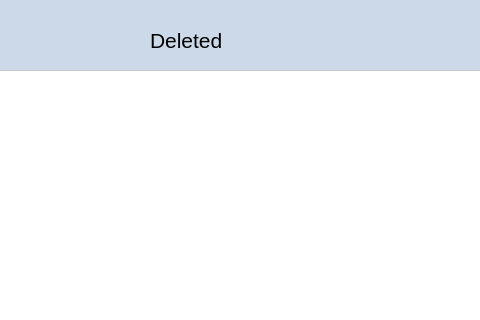
Old version of the form verklegt_vika_3/verklegt_GUI/UI/recycledbin.ui in the repository vilhjalmur12/verklegt_1; both pictures show x 160 to 640 and y 0 to 320 of the 819 by 551 pixel window.
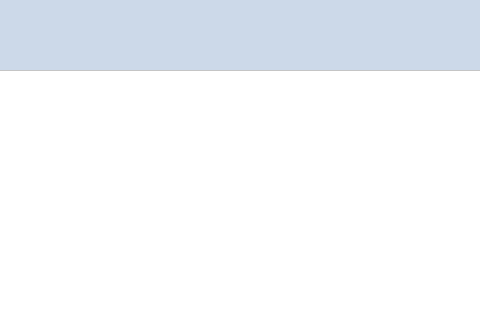
New version of the form. Icons and pictures are not drawn.

```diff
--- a/verklegt_vika_3/verklegt_GUI/UI/recycledbin.ui
+++ b/verklegt_vika_3/verklegt_GUI/UI/recycledbin.ui
@@ -51,26 +51,6 @@
 background-color: qlineargradient(spread:reflect, x1:0, y1:0, x2:1, y2:1, stop:0.318408 rgba(69, 69, 69, 255), stop:1 rgba(162, 162, 162, 255));
 }</string>
   </property>
-  <widget class="QLabel" name="label">
-   <property name="geometry">
-    <rect>
-     <x>310</x>
-     <y>20</y>
-     <width>171</width>
-     <height>41</height>
-    </rect>
-   </property>
-   <property name="font">
-    <font>
-     <pointsize>20</pointsize>
-     <weight>50</weight>
-     <bold>false</bold>
-    </font>
-   </property>
-   <property name="text">
-    <string>&lt;html&gt;&lt;head/&gt;&lt;body&gt;&lt;p&gt;&lt;span style=&quot; font-size:16pt;&quot;&gt;Deleted&lt;/span&gt;&lt;/p&gt;&lt;/body&gt;&lt;/html&gt;</string>
-   </property>
-  </widget>
   <widget class="QWidget" name="layoutWidget">
    <property name="geometry">
     <rect>
@@ -221,8 +201,29 @@
     </item>
    </layout>
   </widget>
-  <zorder>layoutWidget</zorder>
-  <zorder>label</zorder>
+  <widget class="QLabel" name="label_head">
+   <property name="geometry">
+    <rect>
+     <x>310</x>
+     <y>20</y>
+     <width>181</width>
+     <height>41</height>
+    </rect>
+   </property>
+   <property name="font">
+    <font>
+     <pointsize>16</pointsize>
+     <weight>75</weight>
+     <bold>true</bold>
+    </font>
+   </property>
+   <property name="text">
+    <string/>
+   </property>
+   <property name="alignment">
+    <set>Qt::AlignCenter</set>
+   </property>
+  </widget>
  </widget>
  <resources>
   <include location="../resources.qrc"/>
```
